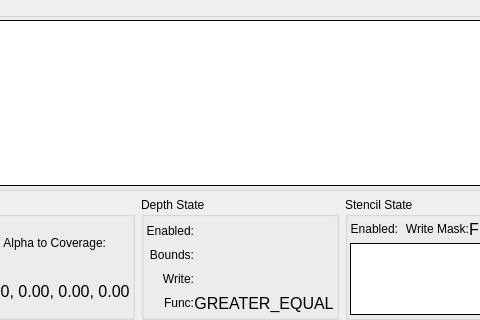
The window that qrenderdoc/Windows/PipelineState/D3D12PipelineStateViewer.ui (baldurk/renderdoc) describes before a commit, drawn with Qt 5; both pictures show x 132 to 612 and y 254 to 574 of the 868 by 574 pixel window.
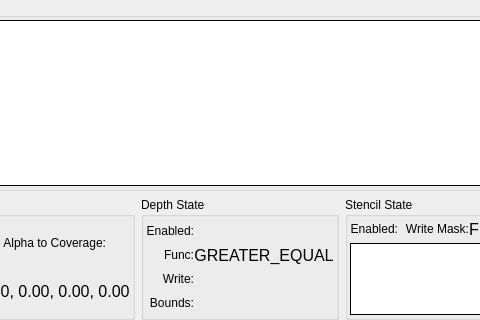
The same window after the commit. The open tabs and pages were chosen to show the change. Icons and pictures are not drawn. Custom widgets are drawn as their Qt base class.

Commit message:
Explicitly mark depth states as 'disabled'. Closes #2296
* On all APIs when depth is disabled the writes are skipped as well. Explicitly
  set the function and write state to say that they are disabled.
* This also papers over a weirdness on D3D11 which has confused a couple of
  people, where the retrieved desc with GetDesc() on a state object can be
  different to the one it was created with when you set ignored parameters -
  like the depth function with depth disabled.

What changed in the file:
```diff
--- a/qrenderdoc/Windows/PipelineState/D3D12PipelineStateViewer.ui
+++ b/qrenderdoc/Windows/PipelineState/D3D12PipelineStateViewer.ui
@@ -3475,7 +3475,7 @@
               <property name="spacing">
                <number>0</number>
               </property>
-              <item row="1" column="0">
+              <item row="3" column="0">
                <widget class="QLabel" name="depthBoundsLabel">
                 <property name="text">
                  <string>Bounds:</string>
@@ -3485,7 +3485,7 @@
                 </property>
                </widget>
               </item>
-              <item row="1" column="1">
+              <item row="3" column="1">
                <widget class="QLabel" name="depthBounds">
                 <property name="font">
                  <font>
@@ -3516,7 +3516,7 @@
                 </property>
                </widget>
               </item>
-              <item row="3" column="0">
+              <item row="1" column="0">
                <widget class="QLabel" name="depthFuncLabel">
                 <property name="text">
                  <string>Func:</string>
@@ -3568,7 +3568,7 @@
                 </property>
                </widget>
               </item>
-              <item row="3" column="1">
+              <item row="1" column="1">
                <widget class="QLabel" name="depthFunc">
                 <property name="font">
                  <font>
```
Left out of the diff: 5 changed lines with no effect on the pictures. The commit also changes 7 other files.
